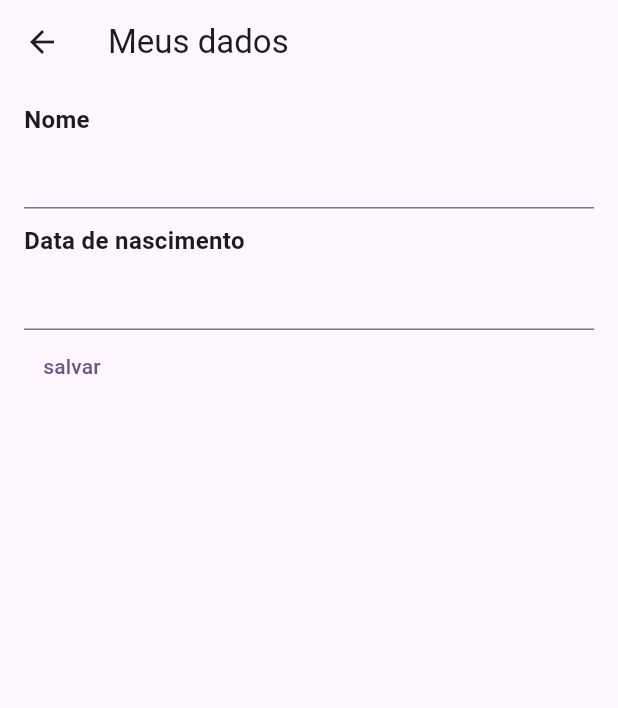
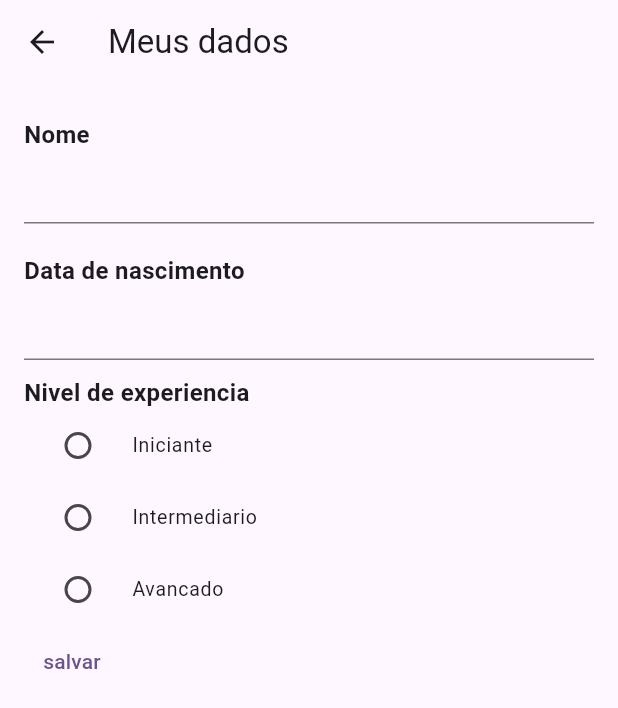
Before and after one commit to LuaDlc/login_app, a Flutter app: the DadosCadastrais screen opened directly, on a phone screen of 412 x 824 dp. Shown: the top 708 px of the screen. Run offline on Flutter 3.47's test engine with Material 2 defaults, Android fonts, the phone set to English and light mode, and no system bars; network calls fail.

Commit message:
usando o RadioList

```diff
--- a/lib/pages/dados_cadastrais.dart
+++ b/lib/pages/dados_cadastrais.dart
@@ -1,6 +1,8 @@
 // ignore_for_file: public_member_api_docs, sort_constructors_first
 import 'package:flutter/material.dart';
 import 'package:login_app/shared/widgets/text_label.dart';
+
+import '../repository/nivel_repository.dart';
 
 class DadosCadastrais extends StatefulWidget {
   const DadosCadastrais({
@@ -16,6 +18,17 @@ class _DadosCadastraisState extends State<DadosCadastrais> {
   var dataNascimentoController = TextEditingController(text: "");
 
   DateTime? dataNascimento;
+  var nivelRepository = NivelRepository();
+  var niveis = [];
+  var nivelSelecionado = "";
+
+  @override
+  void initState() {
+    niveis = nivelRepository
+        .retornaNiveis; //simula ainstancia de um banco de dados externo
+    //em que niveis recebe os niveis do nivelRepository
+    super.initState();
+  }
 
   @override
   Widget build(BuildContext context) {
@@ -55,12 +68,35 @@ class _DadosCadastraisState extends State<DadosCadastrais> {
                 print(data);
               },
             ),
+            const TextLabel(texto: "Nivel de experiencia"),
+            Column(
+              children:
+                  niveis //para receber os niveis em cada radiobutton, é necessario fazer um map, que recebe nivel.toString
+                      //e recebe cada item/nivel no titulo e valor, para exibir e transformar em lista(toList)
+                      .map((nivel) => RadioListTile(
+                          title: Text(
+                            nivel.toString(),
+                          ),
+                          dense: true,
+                          value: nivel.toString(),
+                          groupValue:
+                              nivelSelecionado, //recebe o nivel selecionado
+                          selected: false,
+                          onChanged: (nivel) {
+                            setState(() {
+                              nivelSelecionado = nivel
+                                  .toString(); //nivelSelecionado recebe o valor selecionado
+                            });
+                            print(nivel);
+                          }))
+                      .toList(),
+            ),
             TextButton(
                 onPressed: () {
                   print(nomeController.text);
                   print(dataNascimento);
                 },
-                child: Text("salvar"))
+                child: const Text("salvar"))
           ],
         ),
       ),
--- /dev/null
+++ b/lib/repository/nivel_repository.dart
@@ -0,0 +1,3 @@
+class NivelRepository {
+  List<String> retornaNiveis = ["Iniciante", "Intermediario", "Avancado"];
+}
--- a/lib/shared/widgets/text_label.dart
+++ b/lib/shared/widgets/text_label.dart
@@ -9,9 +9,12 @@ class TextLabel extends StatelessWidget {
   final String texto;
   @override
   Widget build(BuildContext context) {
-    return Text(
-      texto,
-      style: const TextStyle(fontSize: 16, fontWeight: FontWeight.w700),
+    return Container(
+      margin: const EdgeInsets.only(top: 10),
+      child: Text(
+        texto,
+        style: const TextStyle(fontSize: 16, fontWeight: FontWeight.w700),
+      ),
     );
   }
 }
```
